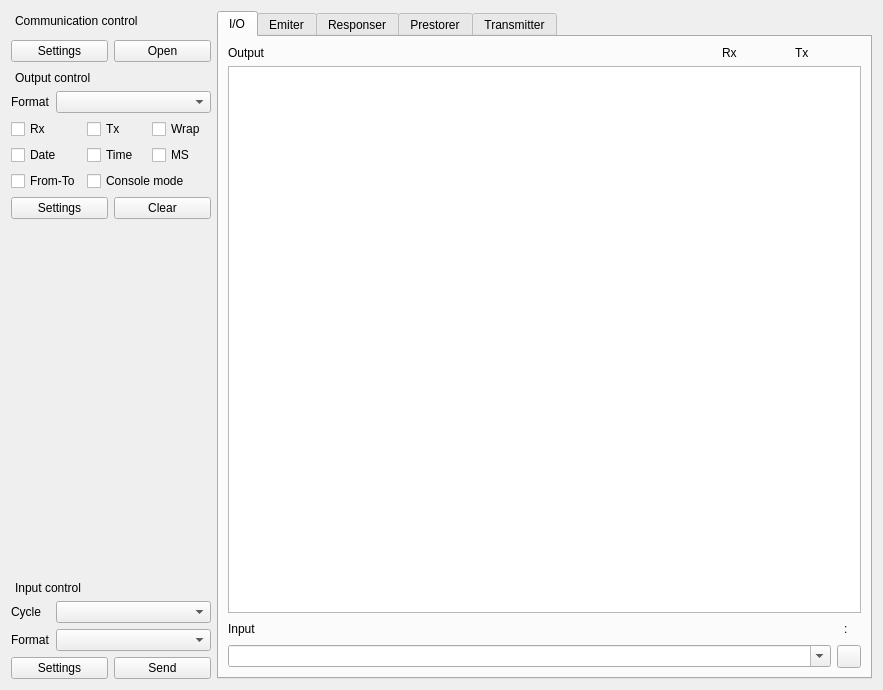
This is Source/ToolBox/ToolBoxUI/xToolsToolBoxUi.ui in x-tools-author/x-tools as Qt 5 draws it before an edit. The edited form follows.
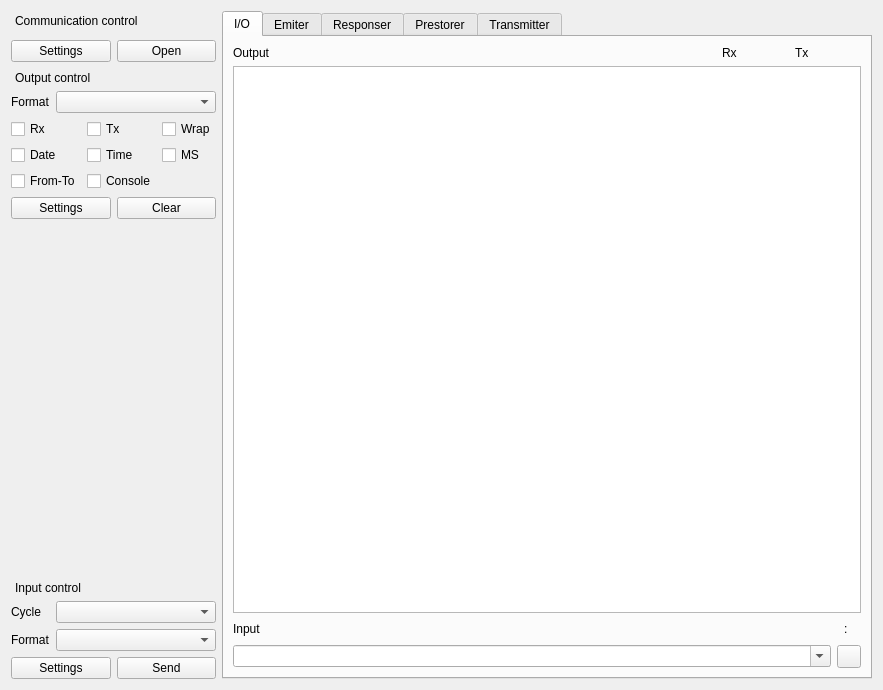
This is the edited form. Custom widgets are drawn as their Qt base class.

Commit message: chore: update files of project

Diff of the .ui file:
```diff
--- a/Source/ToolBox/ToolBoxUI/xToolsToolBoxUi.ui
+++ b/Source/ToolBox/ToolBoxUI/xToolsToolBoxUi.ui
@@ -205,11 +205,14 @@
               </property>
              </widget>
             </item>
-            <item row="2" column="1" colspan="2">
+            <item row="2" column="1">
              <widget class="QCheckBox" name="checkBoxConsoleMode">
-              <property name="text">
+              <property name="toolTip">
                <string>Console mode</string>
               </property>
+              <property name="text">
+               <string>Console</string>
+              </property>
              </widget>
             </item>
            </layout>
```
Left out of the diff: 3 changed lines with no effect on the pictures. The commit also changes 1 other file.
